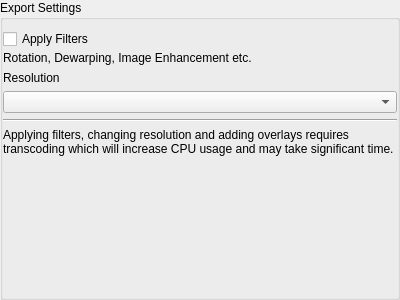
Qt form client/nx_client_desktop/src/nx/client/desktop/export/widgets/export_media_settings_widget.ui (networkoptix/nx_open) before a commit.
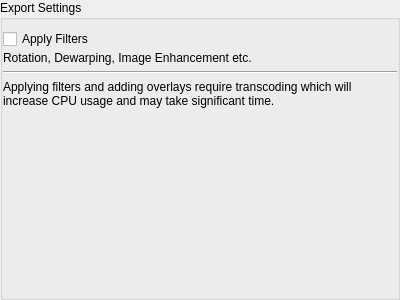
The same form after that commit.

The edit to the form file:
```diff
--- a/client/nx_client_desktop/src/nx/client/desktop/export/widgets/export_media_settings_widget.ui
+++ b/client/nx_client_desktop/src/nx/client/desktop/export/widgets/export_media_settings_widget.ui
@@ -65,22 +65,6 @@
         </item>
        </layout>
       </item>
-      <item>
-       <widget class="QLabel" name="resolutionLabel">
-        <property name="sizePolicy">
-         <sizepolicy hsizetype="Minimum" vsizetype="Fixed">
-          <horstretch>0</horstretch>
-          <verstretch>0</verstretch>
-         </sizepolicy>
-        </property>
-        <property name="text">
-         <string>Resolution</string>
-        </property>
-       </widget>
-      </item>
-      <item>
-       <widget class="QComboBox" name="resolutionComboBox"/>
-      </item>
       <item>
        <widget class="Line" name="line">
         <property name="orientation">
@@ -91,7 +75,7 @@
       <item>
        <widget class="QLabel" name="warningLabel">
         <property name="text">
-         <string>Applying filters, changing resolution and adding overlays requires transcoding which will increase CPU usage and may take significant time.</string>
+         <string>Applying filters and adding overlays require transcoding which will increase CPU usage and may take significant time.</string>
         </property>
         <property name="wordWrap">
          <bool>true</bool>
```
